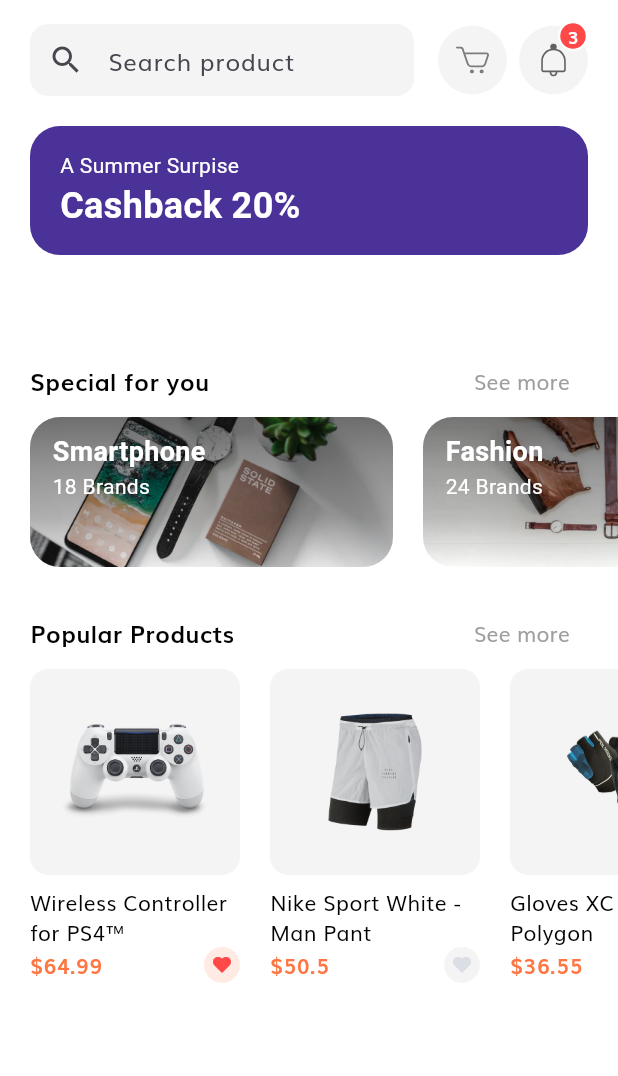
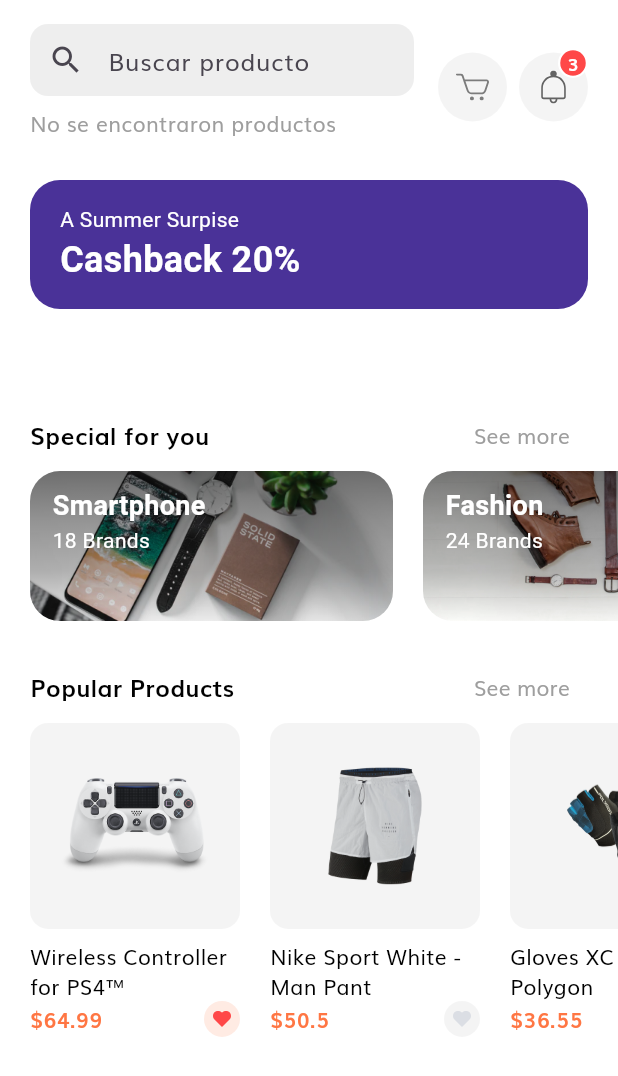
Before and after one commit to RobertoCCP/template_front, a Flutter app: the HomeScreen screen opened by its route, on a phone screen of 412 x 824 dp. Shown: the top 1076 px of the screen. Run offline on Flutter 3.47's test engine with Material 3 defaults, Android fonts, the phone set to English and light mode, and no system bars; our stand-ins replace flutter_svg; network calls fail.

Commit message:
modificaciones de git

```diff
--- a/lib/screens/home/components/categories.dart
+++ b/lib/screens/home/components/categories.dart
@@ -20,7 +20,7 @@ class _CategoriesState extends State<Categories> {
   }
 
   Future<void> fetchCategories() async {
-    final response = await http.get(Uri.parse('http://localhost:8081/mydealerBackend/public/api/productosTipoCategoria/P1'));
+    final response = await http.get(Uri.parse('http://10.0.2.2:8000/api/productosTipoCategoria/1'));
 
     if (response.statusCode == 200) {
       final List<dynamic> data = json.decode(response.body);
--- a/lib/screens/home/components/search_field.dart
+++ b/lib/screens/home/components/search_field.dart
@@ -1,34 +1,98 @@
 import 'package:flutter/material.dart';
-
 import '../../../constants.dart';
 
-class SearchField extends StatelessWidget {
-  const SearchField({
-    Key? key,
-  }) : super(key: key);
+// Clase Product fuera de la clase SearchField (declarada en el mismo archivo)
+class Product {
+  final String name;
+  final String icon;
+
+  Product({required this.name, required this.icon});
+
+  @override
+  String toString() => name;
+}
+
+class SearchField extends StatefulWidget {
+  const SearchField({Key? key}) : super(key: key);
+
+  @override
+  _SearchFieldState createState() => _SearchFieldState();
+}
+
+class _SearchFieldState extends State<SearchField> {
+  // Lista de productos simulada
+  List<Product> allProducts = [
+    Product(name: "Camiseta", icon: "assets/icons/tshirt.svg"),
+    Product(name: "Pantalón", icon: "assets/icons/pants.svg"),
+    Product(name: "Zapatos", icon: "assets/icons/shoes.svg"),
+    Product(name: "Chaqueta", icon: "assets/icons/jacket.svg"),
+    // Añade más productos aquí...
+  ];
+
+  // Esta lista contendrá los productos que coinciden con la búsqueda
+  List<Product> searchResults = [];
+
+  // Definimos el borde para el campo de búsqueda
+  final searchOutlineInputBorder = OutlineInputBorder(
+    borderRadius: BorderRadius.all(Radius.circular(12)),
+    borderSide: BorderSide.none,
+  );
 
   @override
   Widget build(BuildContext context) {
-    return Form(
+    return Column(
+      crossAxisAlignment: CrossAxisAlignment.start,
+      children: [
+        Form(
           child: TextFormField(
-        onChanged: (value) {},
+            onChanged: (value) {
+              // Filtra los productos que contienen el texto en cualquier parte del nombre
+              setState(() {
+                searchResults = allProducts
+                    .where((product) =>
+                        product.name.toLowerCase().contains(value.toLowerCase()))
+                    .toList();
+              });
+            },
             decoration: InputDecoration(
               filled: true,
-          fillColor: kSecondaryColor.withOpacity(0.1),
+              fillColor: Colors.grey[200],
               contentPadding:
                   const EdgeInsets.symmetric(horizontal: 16, vertical: 8),
               border: searchOutlineInputBorder,
               focusedBorder: searchOutlineInputBorder,
               enabledBorder: searchOutlineInputBorder,
-          hintText: "Search product",
+              hintText: "Buscar producto",
               prefixIcon: const Icon(Icons.search),
             ),
           ),
+        ),
+        // Mostrar los resultados de la búsqueda si los hay
+        if (searchResults.isNotEmpty)
+          ListView.builder(
+            shrinkWrap: true,
+            physics: NeverScrollableScrollPhysics(),
+            itemCount: searchResults.length,
+            itemBuilder: (context, index) {
+              return ListTile(
+                title: Text(searchResults[index].name),
+                onTap: () {
+                  // Aquí puedes hacer algo cuando el usuario seleccione un producto
+                  print("Producto seleccionado: ${searchResults[index].name}");
+                },
+              );
+            },
+          ),
+        // Si no hay resultados, mostrar mensaje
+        if (searchResults.isEmpty)
+          Padding(
+            padding: const EdgeInsets.symmetric(vertical: 8),
+            child: Text(
+              "No se encontraron productos",
+              style: TextStyle(color: Colors.grey),
+            ),
+          ),
+      ],
     );
   }
 }
-
-const searchOutlineInputBorder = OutlineInputBorder(
-  borderRadius: BorderRadius.all(Radius.circular(12)),
-  borderSide: BorderSide.none,
-);
```
Also changed, not shown: lib/screens/favorite/favorite_screen.dart (+109 -27 lines), lib/screens/init_screen.dart (+6 -6 lines). Lines whose indentation alone changed are shown as unchanged.
